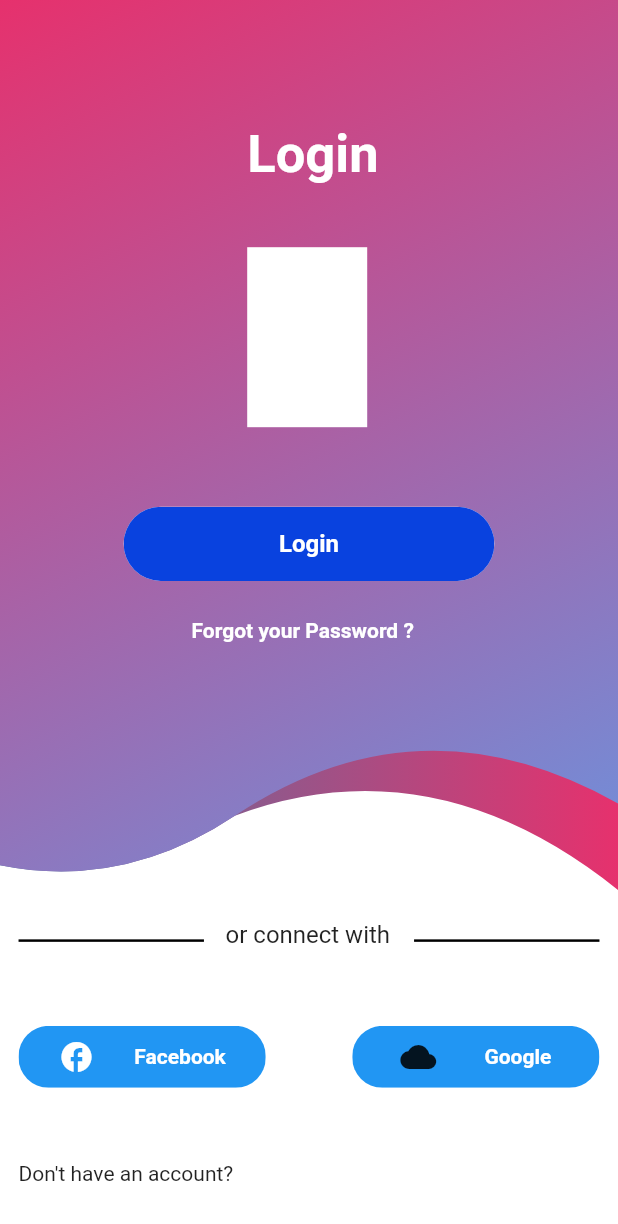
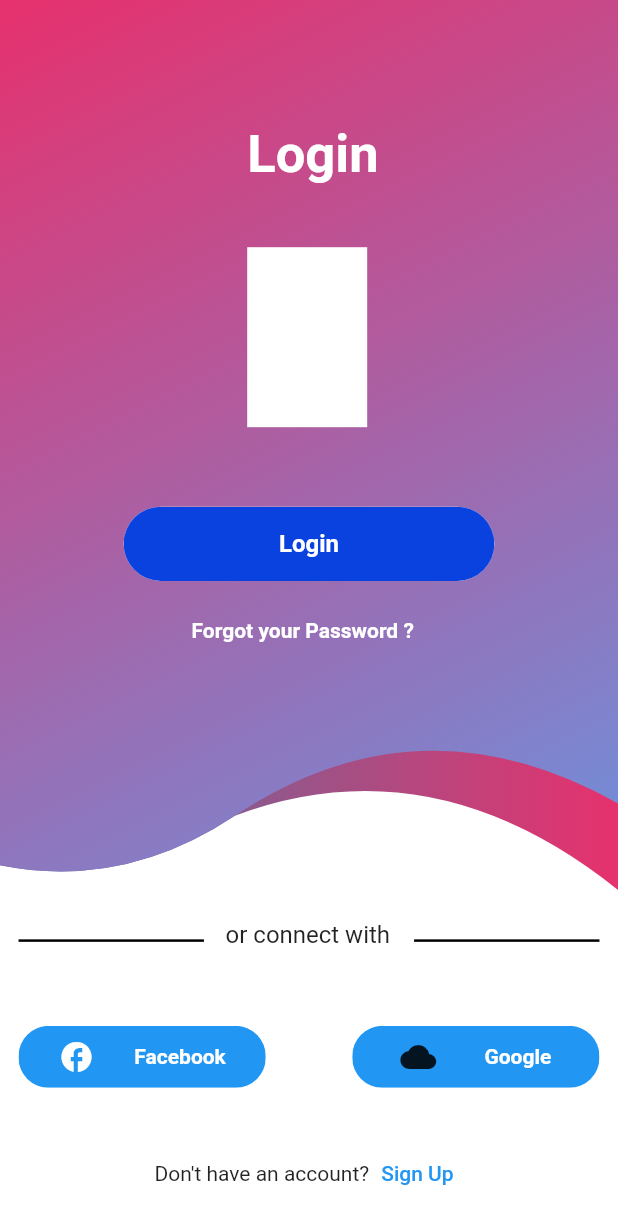
Before and after one commit to PrabeshPP/Sneakers-Shop, a Flutter app: the screen it shows after launch, on a phone screen of 412 x 824 dp. Shown: the top 1224 px of the screen. Run offline on Flutter 3.47's test engine with Material 2 defaults, Android fonts, the phone set to English and light mode, and no system bars; our stand-ins replace bloc, equatable, flutter_bloc, google_fonts, shared_preferences.

Commit message:
ui for Login Page

```diff
--- a/sneakers/lib/view/widgets/UI/login_ui.dart
+++ b/sneakers/lib/view/widgets/UI/login_ui.dart
@@ -183,10 +183,13 @@ class LoginUi extends StatelessWidget {
               )),
 
           Positioned(
-              left: size.width * 0.03,
-              top: size.height*0.94,
+              left: size.width * 0.25,
+              top: size.height * 0.92,
               child: Row(
-                children: const [Text("Don't have an account?")],
+                children:  [const Text("Don't have an account?"),
+                TextButton(onPressed: (){},
+                 child:const  Text("Sign Up"))],
+
               ))
         ],
       ),
```
